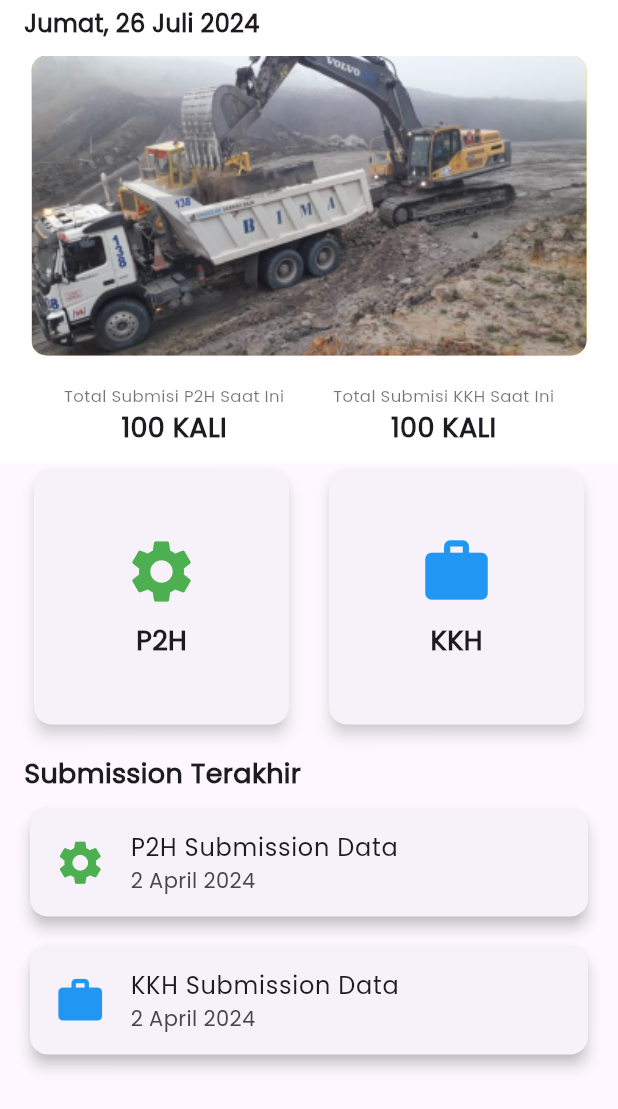
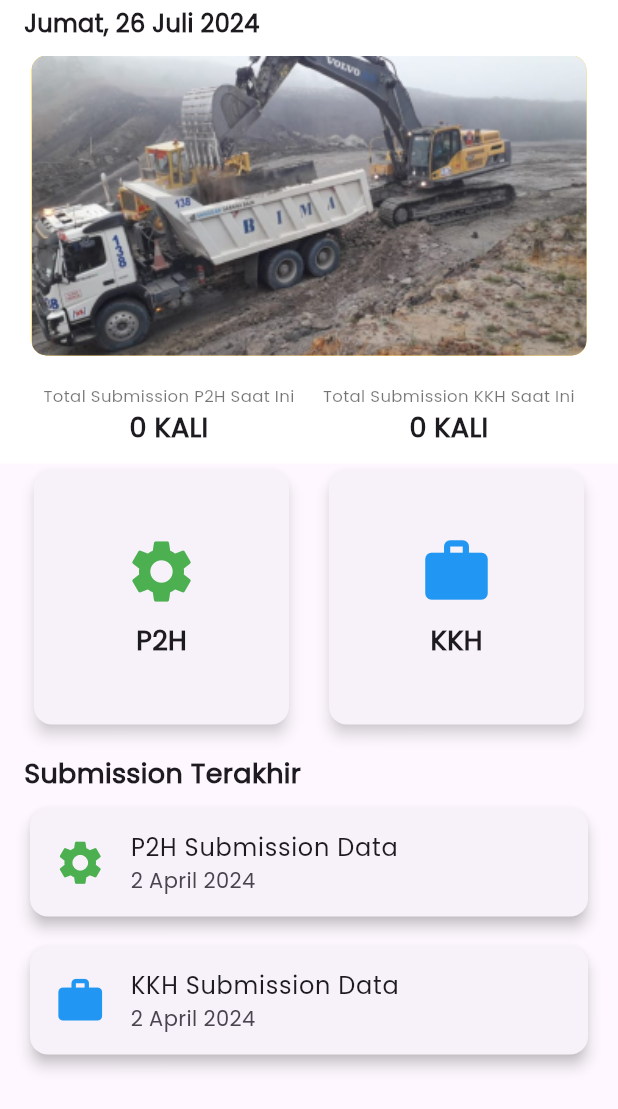
Before and after one commit to NARajab/FE_Mobile_Inspection_Vehicle_BIMA_ENVIRO, a Flutter app: the HomePageContent widget shown alone on an empty page, opened directly, on a phone screen of 412 x 824 dp. Shown: the top 1109 px of the screen. Run offline on Flutter 3.47's test engine with Material 3 defaults, Android fonts, the phone set to English and light mode, and no system bars; drawn by our look-alikes of carousel_slider; our stand-ins replace another_flushbar, flashy_tab_bar2, image_picker, jwt_decoder, photo_view, shared_preferences; missing offline and left inert: flutter_dialogs; accounts and stored records are empty; network calls fail.

Commit message:
added some fetch for reset password and homepage

```diff
--- a/lib/features/Setting/screens/profile.dart
+++ b/lib/features/Setting/screens/profile.dart
@@ -14,7 +14,7 @@ class _ProfileScreenState extends State<ProfileScreen> {
   String username = 'John Doe';
   String email = 'johndoe@example.com';
   String phoneNumber = '+1234567890';
-  String profileImageUrl = 'https://ik.imagekit.io/AliRajab03/person.png?updatedAt=1719966082276'; // Ganti dengan URL foto profil yang sesuai
+  String profileImageUrl = 'https://ik.imagekit.io/AliRajab03/person.png?updatedAt=1719966082276';
   File? profileImageFile;
 
   @override
--- a/lib/features/authentication/screens/register.dart
+++ b/lib/features/authentication/screens/register.dart
@@ -285,7 +285,7 @@ class _RegisterScreenState extends State<RegisterScreen> {
           margin: const EdgeInsets.all(8),
           borderRadius: BorderRadius.circular(8),
         ).show(context);
-        await Future.delayed(const Duration(seconds: 5));
+        await Future.delayed(const Duration(seconds: 3));
         Navigator.pushReplacement(
           context,
           MaterialPageRoute(builder: (context) => const LoginScreen()),
--- a/lib/features/home/screens/homepage.dart
+++ b/lib/features/home/screens/homepage.dart
@@ -8,8 +8,11 @@ import 'package:myapp/features/home/screens/forman/foremankkh.dart';
 import 'package:myapp/features/home/screens/forman/foremanp2h.dart';
 import 'package:myapp/features/home/screens/kkh.dart';
 import 'package:myapp/features/home/screens/p2h/pph.dart';
+import 'package:myapp/features/home/services/p2h_services.dart';
+import 'package:myapp/features/home/services/kkh_services.dart';
 import 'package:intl/intl.dart';
 import 'package:shared_preferences/shared_preferences.dart';
+import 'package:jwt_decoder/jwt_decoder.dart';
 
 class HomePage extends StatefulWidget {
   const HomePage({super.key});
@@ -25,7 +28,6 @@ class _HomePageState extends State<HomePage> with TickerProviderStateMixin {
     const HomePageContent(),
     const HistoryScreen(),
     const SettingScreen(),
-    // Container()
   ];
 
   @override
@@ -99,19 +101,48 @@ class HomePageContent extends StatefulWidget {
 class _HomePageContentState extends State<HomePageContent> {
   int _currentPage = 0;
   String? _token;
+  String? _role;
+  Future<int>? _p2hCountFuture;
+  Future<int>? _kkhCountFuture;
 
   @override
   void initState() {
     super.initState();
     initializeDateFormatting('id_ID');
     _loadToken();
+    _p2hCountFuture = _fetchP2hData();
+    _kkhCountFuture = _fetchKkhData();
   }
 
   Future<void> _loadToken() async {
     SharedPreferences prefs = await SharedPreferences.getInstance();
     setState(() {
       _token = prefs.getString('token');
+      if (_token != null) {
+        Map<String, dynamic> decodedToken = JwtDecoder.decode(_token!);
+        _role = decodedToken['role'];
+      }
     });
+  }
+
+  Future<int> _fetchP2hData() async {
+    try {
+      P2hServices p2hServices = P2hServices();
+      return await p2hServices.getAllP2hLength();
+    } catch (e) {
+      print('Error fetching P2H data: $e');
+      return 0;
+    }
+  }
+
+  Future<int> _fetchKkhData() async {
+    try {
+      KkhServices kkhServices = KkhServices();
+      return await kkhServices.getAllKkhLength();
+    } catch (e) {
+      print('Error fetching KKH data: $e');
+      return 0;
+    }
   }
 
   @override
@@ -202,8 +233,34 @@ class _HomePageContentState extends State<HomePageContent> {
             child: Row(
               mainAxisAlignment: MainAxisAlignment.spaceEvenly,
               children: [
-                _buildCounter('Total Submisi P2H Saat Ini', '100 KALI'),
-                _buildCounter('Total Submisi KKH Saat Ini', '100 KALI'),
+                FutureBuilder<int>(
+                  future: _p2hCountFuture,
+                  builder: (context, snapshot) {
+                    if (snapshot.connectionState == ConnectionState.waiting) {
+                      return _buildCounter('Total Submission P2H Saat Ini', 'Loading...');
+                    } else if (snapshot.hasError) {
+                      return _buildCounter('Total Submission P2H Saat Ini', 'Error');
+                    } else if (snapshot.hasData) {
+                      return _buildCounter('Total Submission P2H Saat Ini', '${snapshot.data} KALI');
+                    } else {
+                      return _buildCounter('Total Submission P2H Saat Ini', '0 KALI');
+                    }
+                  },
+                ),
+                FutureBuilder(
+                  future: _kkhCountFuture,
+                  builder: (context, snapshot){
+                    if(snapshot.connectionState == ConnectionState.waiting){
+                      return _buildCounter('Total Submission KKH Saat Ini', 'Loading...');
+                    } else if (snapshot.hasError) {
+                      return _buildCounter('Total Submission KKH Saat Ini', 'Error');
+                    } else if (snapshot.hasData) {
+                      return _buildCounter('Total Submission KKH Saat Ini', '${snapshot.data} KALI');
+                    } else {
+                      return _buildCounter('Total Submission KKH Saat Ini', '0 KALI');
+                    }
+                  }
+                ),
               ],
             ),
           ),
@@ -242,8 +299,8 @@ class _HomePageContentState extends State<HomePageContent> {
       child: Row(
         mainAxisAlignment: MainAxisAlignment.spaceEvenly,
         children: [
-          _buildOptionCard(context, 'P2H', Icons.settings, 'foreman'),
-          _buildOptionCard(context, 'KKH', Icons.work, 'foreman'),
+          _buildOptionCard(context, 'P2H', Icons.settings, '$_role'),
+          _buildOptionCard(context, 'KKH', Icons.work, '$_role'),
         ],
       ),
     );
@@ -253,24 +310,24 @@ class _HomePageContentState extends State<HomePageContent> {
     return GestureDetector(
       onTap: () {
         if (title == 'P2H') {
-          if (role == 'driver') {
+          if (role == 'Driver') {
             Navigator.push(
               context,
               MaterialPageRoute(builder: (context) => p2hScreen()),
             );
-          } else if (role == 'foreman') {
+          } else if (role == 'Forman') {
             Navigator.push(
               context,
               MaterialPageRoute(builder: (context) => const ForemanP2h()),
             );
           }
         } else if (title == 'KKH') {
-          if (role == 'driver') {
+          if (role == 'Driver') {
             Navigator.push(
               context,
               MaterialPageRoute(builder: (context) => const KkhScreen()),
             );
-          } else if (role == 'foreman') {
+          } else if (role == 'Forman') {
             Navigator.push(
               context,
               MaterialPageRoute(builder: (context) => const ForemanKkh()),
--- /dev/null
+++ b/lib/features/home/services/kkh_services.dart
@@ -0,0 +1,21 @@
+import 'package:http/http.dart' as http;
+import 'dart:convert';
+
+class KkhServices {
+  static const String apiUrl = 'https://672e-116-254-97-119.ngrok-free.app/api/v1/kkh';
+
+  Future<int> getAllKkhLength() async {
+    try {
+      final response = await http.get(Uri.parse(apiUrl));
+      if (response.statusCode == 200) {
+        Map<String, dynamic> responseData = jsonDecode(response.body);
+        List<dynamic> kkhList = responseData['kkh'];
+        return kkhList.length;
+      } else {
+        throw Exception('Failed to load data');
+      }
+    } catch (e) {
+      throw Exception('Error: $e');
+    }
+  }
+}
--- /dev/null
+++ b/lib/features/home/services/p2h_services.dart
@@ -0,0 +1,21 @@
+import 'package:http/http.dart' as http;
+import 'dart:convert';
+
+class P2hServices {
+  static const String apiUrl = 'https://672e-116-254-97-119.ngrok-free.app/api/v1/p2h/all';
+
+  Future<int> getAllP2hLength() async {
+    try {
+      final response = await http.get(Uri.parse(apiUrl));
+      if (response.statusCode == 200) {
+        Map<String, dynamic> responseData = jsonDecode(response.body);
+        List<dynamic> p2hList = responseData['p2h'];
+        return p2hList.length;
+      } else {
+        throw Exception('Failed to load data');
+      }
+    } catch (e) {
+      throw Exception('Error: $e');
+    }
+  }
+}
--- a/pubspec.yaml
+++ b/pubspec.yaml
@@ -44,10 +44,10 @@ dependencies:
   image_picker: ^1.1.2
   image_web_picker: ^0.0.2
   intl: ^0.19.0
+  jwt_decoder: ^2.0.1
   motion_tab_bar_v2: ^0.3.0
   photo_view: ^0.15.0
   shared_preferences: ^2.2.3
-  uni_links2: any
 dev_dependencies:
   flutter_lints: ^4.0.0
   flutter_test:
```
Also changed, not shown: lib/features/authentication/screens/login_page.dart (+16 -1 lines), lib/features/authentication/screens/send_email_forgot_password.dart (+65 -7 lines), lib/features/authentication/services/auth_services.dart (+30 -13 lines), lib/main.dart (+0 -34 lines), pubspec.lock.
